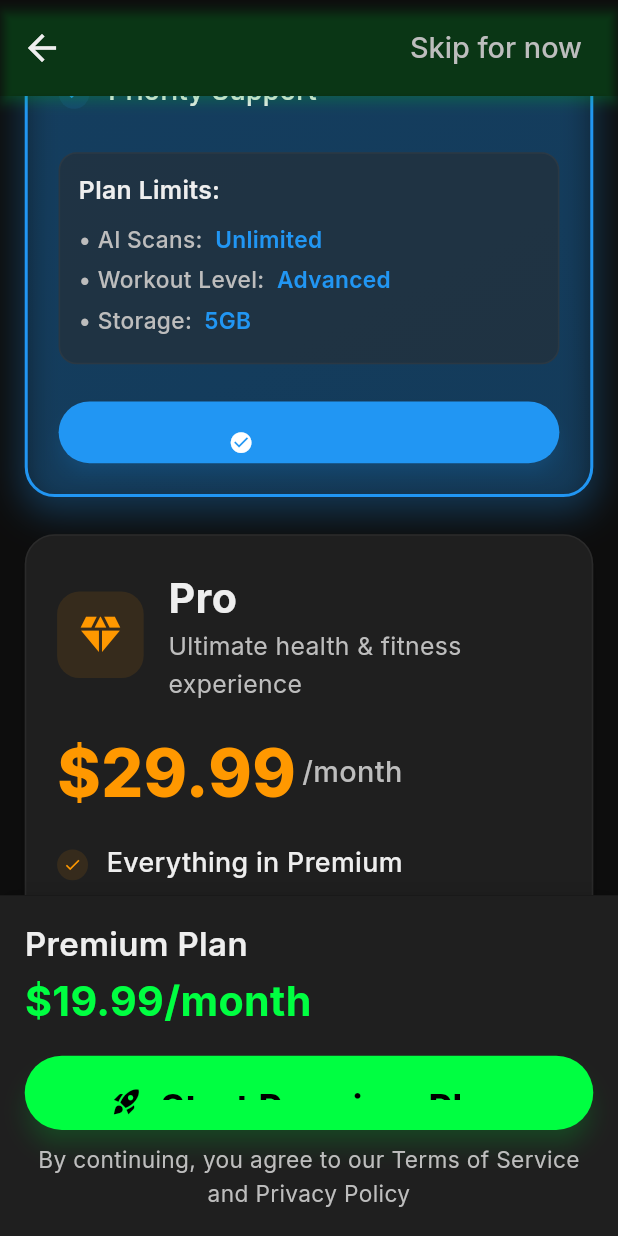
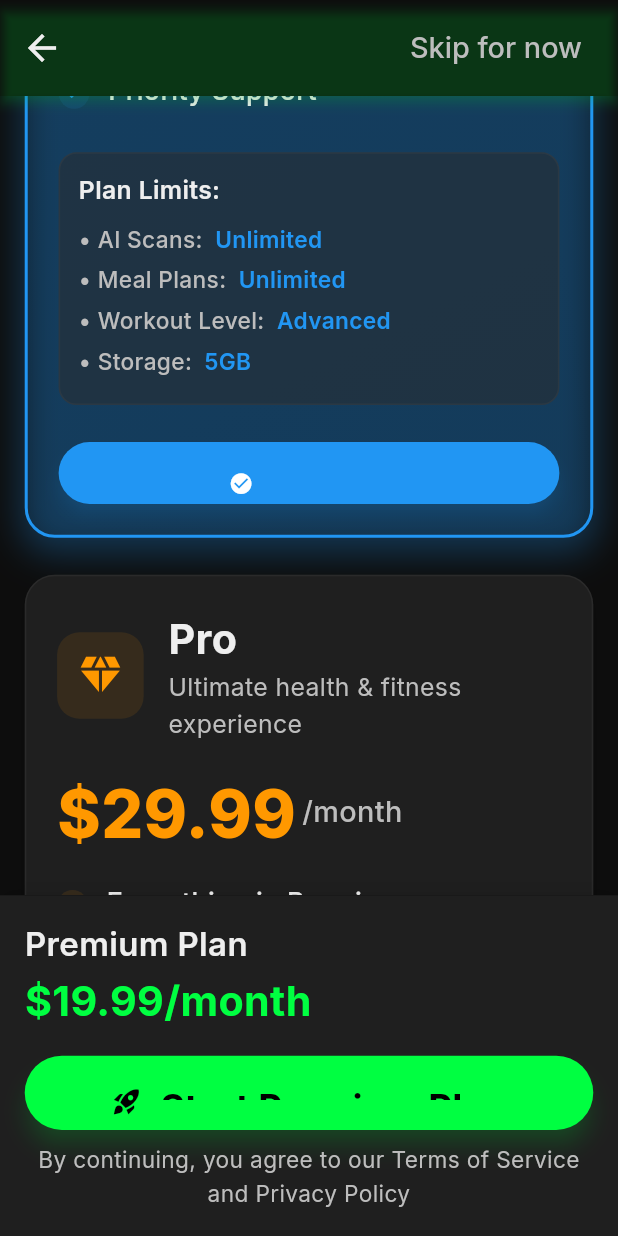
Before and after one commit to Ahmed-S-Salim/greenofig, a Flutter app: the SubscriptionActivationFlow screen opened by its route, scrolled down 1728 dp, on a phone screen of 412 x 824 dp. Run offline on Flutter 3.47's test engine with Material 3 defaults, Android fonts, the phone set to English and light mode, and no system bars; our stand-ins replace cached_network_image, camera, connectivity_plus, dio, fl_chart, flutter_slidable and 8 more; missing offline and left inert: record; accounts and stored records are empty; network calls fail.

Commit message:
Fix critical syntax error in subscription_activation_flow.dart
Fixed malformed comment that was causing app to crash when navigating to subscription page. The "something went wrong" error was due to a compilation issue on line 68 where the comment was not properly terminated.

Changes:
- Fixed comment syntax in subscription_activation_flow.dart line 68
- Properly separated 'ai_scans' and 'meal_plans' properties
- Rebuilt web app with fix

This resolves the navigation errors when clicking Skip or Get Started buttons.

🤖 Generated with [Claude Code](https://claude.com/claude-code)

Co-Authored-By: Claude <noreply@anthropic.com>

```diff
--- a/lib/presentation/subscription_activation_flow/subscription_activation_flow.dart
+++ b/lib/presentation/subscription_activation_flow/subscription_activation_flow.dart
@@ -65,7 +65,8 @@ class _SubscriptionActivationFlowState extends State<SubscriptionActivationFlow>
         'Priority Support',
       ],
       'limits': {
-        'ai_scans': -1, // Unlimited 'meal_plans': -1,
+        'ai_scans': -1, // Unlimited
+        'meal_plans': -1, // Unlimited
         'workouts': 'Advanced',
         'storage': '5GB',
       }
```
Also changed, not shown: websites.txt (added), 3 other files.
